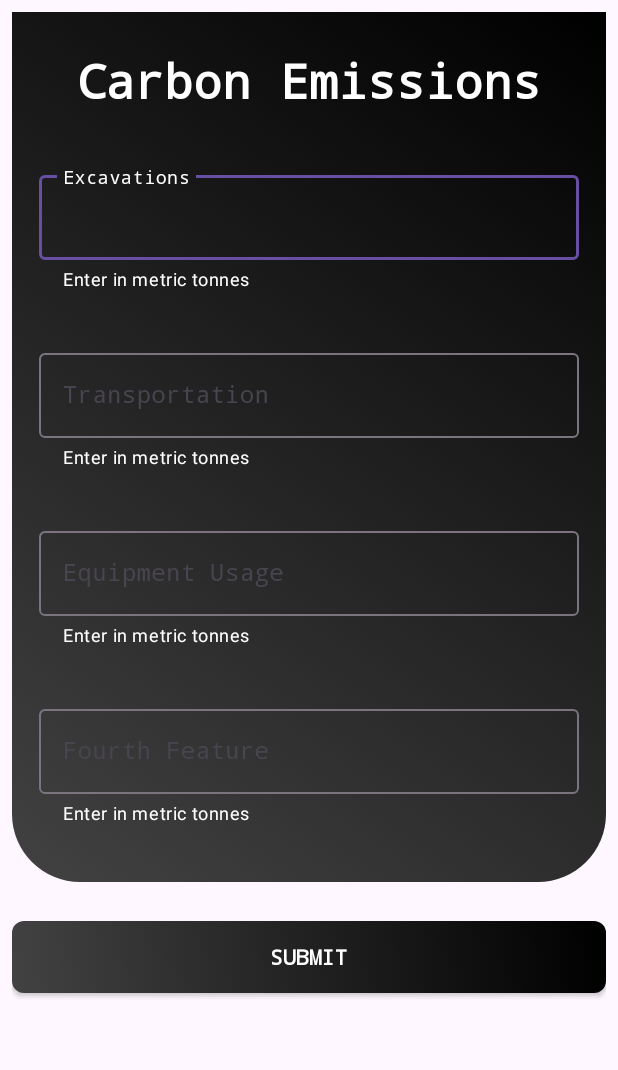
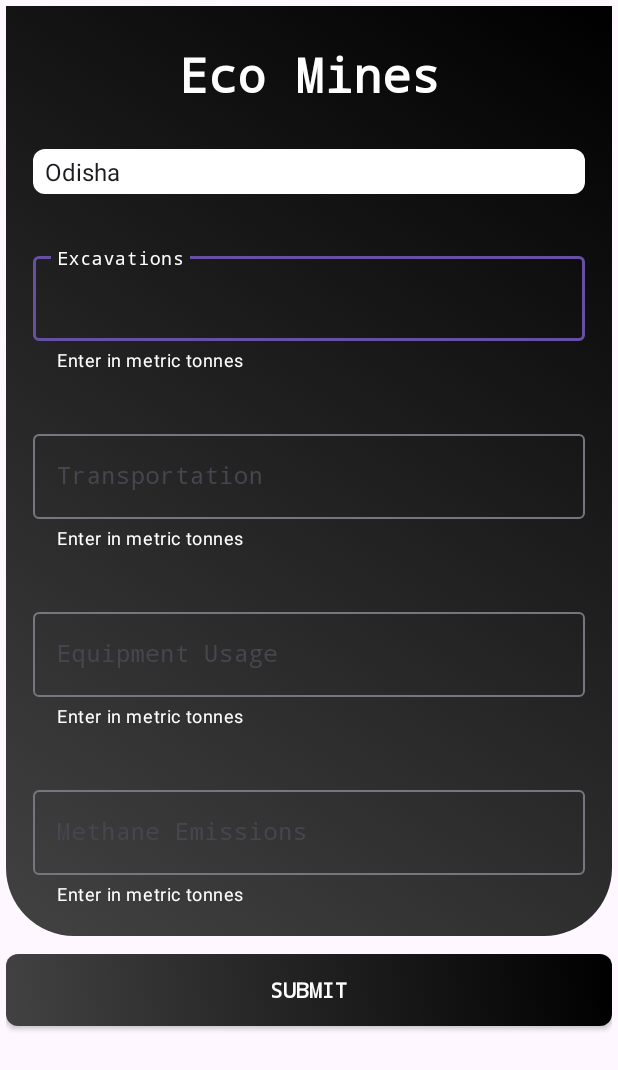
Before and after one commit to Amlan101/Byte-Flow-SIH, an Android app: the InputActivity screen opened directly, with no data from a screen before it, after a tap on "SUBMIT", on a phone screen of 412 x 824 dp. Shown: the top 1070 px of the screen. Run offline under Robolectric (Android 15) with nearby library versions, the phone set to English and light mode, and no system bars; our stand-ins replace Firebase (no records; nobody signed in at launch, a user with empty details on screens opened directly).

Commit message:
Updated the Input screen and the logic according to the new idea

```diff
--- a/app/build.gradle.kts
+++ b/app/build.gradle.kts
@@ -1,6 +1,8 @@
 plugins {
     alias(libs.plugins.android.application)
     alias(libs.plugins.jetbrains.kotlin.android)
+    // Add the Google services Gradle plugin
+    id("com.google.gms.google-services")
 }
 
 android {
@@ -42,7 +44,16 @@ dependencies {
     implementation(libs.material)
     implementation(libs.androidx.activity)
     implementation(libs.androidx.constraintlayout)
+    implementation(libs.firebase.database.ktx)
     testImplementation(libs.junit)
     androidTestImplementation(libs.androidx.junit)
     androidTestImplementation(libs.androidx.espresso.core)
+
+    // Import the Firebase BoM
+    implementation(platform("com.google.firebase:firebase-bom:33.2.0"))
+
+    // When using the BoM, don't specify versions in Firebase dependencies
+    implementation("com.google.firebase:firebase-analytics")
+
+
 }
--- a/app/src/main/java/com/example/byteflowsih/activities/InputActivity.kt
+++ b/app/src/main/java/com/example/byteflowsih/activities/InputActivity.kt
@@ -1,21 +1,81 @@
 package com.example.byteflowsih.activities
 
 import android.os.Bundle
+import android.widget.ArrayAdapter
 import android.widget.Button
+import android.widget.EditText
+import android.widget.Spinner
 import android.widget.Toast
-import androidx.activity.enableEdgeToEdge
 import androidx.appcompat.app.AppCompatActivity
-import androidx.core.view.ViewCompat
-import androidx.core.view.WindowInsetsCompat
 import com.example.byteflowsih.R
+import com.google.firebase.database.DatabaseReference
+import com.google.firebase.database.FirebaseDatabase
 
 class InputActivity : AppCompatActivity() {
+
+    private lateinit var database: DatabaseReference
+
     override fun onCreate(savedInstanceState: Bundle?) {
         super.onCreate(savedInstanceState)
         setContentView(R.layout.activity_input)
+
+        database = FirebaseDatabase.getInstance().reference
+
+        setupSpinner()
+
         val submitButton = findViewById<Button>(R.id.submitButton)
         submitButton.setOnClickListener {
-            Toast.makeText(this, "Submitted Data", Toast.LENGTH_SHORT).show()
+            submitData()
         }
     }
+
+    private fun submitData() {
+
+        // Collecting data from user
+        val excavationInput =
+            findViewById<EditText>(R.id.inputExcavation).text.toString().toDoubleOrNull()
+        val transportationInput =
+            findViewById<EditText>(R.id.inputTransportation).text.toString().toDoubleOrNull()
+        val equipmentInput =
+            findViewById<EditText>(R.id.inputEquipment).text.toString().toDoubleOrNull()
+        val methaneInput =
+            findViewById<EditText>(R.id.inputMethane).text.toString().toDoubleOrNull()
+        val selectedState = findViewById<Spinner>(R.id.spinner).selectedItem.toString()
+
+        // Validating inputs
+        if (excavationInput == null || transportationInput == null || equipmentInput == null || methaneInput == null) {
+            Toast.makeText(this, "Please enter valid values for all fields", Toast.LENGTH_SHORT)
+                .show()
+            return
+        }
+
+        // Calculate total carbon emissions
+        val totalCarbonEmissions = excavationInput + transportationInput + equipmentInput
+
+        // Data to be sent to Firebase
+        val data = mapOf(
+            "carbonEmissions" to totalCarbonEmissions,
+            "methaneEmissions" to methaneInput
+        )
+
+        // Update Firebase with the data for the selected state
+        database.child("states").child(selectedState).updateChildren(data)
+            .addOnCompleteListener { task ->
+                if (task.isSuccessful) {
+                    Toast.makeText(this, "Data submitted successfully!", Toast.LENGTH_SHORT).show()
+                } else {
+                    Toast.makeText(this, "Failed to submit data.", Toast.LENGTH_SHORT).show()
+                }
+            }
+    }
+
+    private fun setupSpinner() {
+        val spinner = findViewById<Spinner>(R.id.spinner)
+        val states = arrayOf(
+            "Odisha", "Jharkhand", "Chhattisgarh", "West Bengal", "Madhya Pradesh",
+            "Telangana", "Maharashtra", "Meghalaya", "Nagaland", "Arunachal Pradesh"
+        )
+        val adapter = ArrayAdapter(this, android.R.layout.simple_spinner_item, states)
+        spinner.adapter = adapter
+    }
 }
--- /dev/null
+++ b/app/src/main/res/drawable/spinner_background.xml
@@ -0,0 +1,11 @@
+<?xml version="1.0" encoding="utf-8"?>
+<selector xmlns:android="http://schemas.android.com/apk/res/android">
+    <item>
+        <shape android:shape="rectangle">
+            <corners android:radius="8dp"/>
+            <gradient android:startColor="@color/dark_grey"
+                android:endColor="@color/black"
+                android:angle="45"/>
+        </shape>
+    </item>
+</selector>
--- a/app/src/main/res/layout/activity_input.xml
+++ b/app/src/main/res/layout/activity_input.xml
@@ -5,13 +5,13 @@
     android:id="@+id/main"
     android:layout_width="match_parent"
     android:layout_height="match_parent"
-    android:padding="8dp"
+    android:padding="4dp"
     tools:context=".activities.InputActivity">
 
     <ImageView
         android:id="@+id/backgroundDrawable"
         android:layout_width="match_parent"
-        android:layout_height="580dp"
+        android:layout_height="620dp"
         android:src="@drawable/custom_background"
         app:layout_constraintEnd_toEndOf="parent"
         app:layout_constraintStart_toStartOf="parent"
@@ -23,7 +23,7 @@
         android:layout_marginHorizontal="18dp"
         android:layout_marginTop="24dp"
         android:fontFamily="monospace"
-        android:text="Carbon Emissions"
+        android:text="Eco Mines"
         android:textAlignment="center"
         android:textColor="@color/white"
         android:textSize="32sp"
@@ -31,6 +31,20 @@
         app:layout_constraintEnd_toEndOf="parent"
         app:layout_constraintStart_toStartOf="parent"
         app:layout_constraintTop_toTopOf="parent" />
+
+    <Spinner
+        android:id="@+id/spinner"
+        android:layout_width="match_parent"
+        android:layout_height="30dp"
+        android:backgroundTint="@color/white"
+        android:popupBackground="@color/white"
+        android:spinnerMode="dialog"
+        android:layout_marginHorizontal="18dp"
+        android:background="@drawable/spinner_background"
+        android:layout_marginTop="28dp"
+        app:layout_constraintTop_toBottomOf="@id/titleTxtView"
+        app:layout_constraintEnd_toEndOf="parent"
+        app:layout_constraintStart_toStartOf="parent" />
 
     <com.google.android.material.textfield.TextInputLayout
         android:id="@+id/textInputExcavation"
@@ -43,7 +57,7 @@
         app:helperTextEnabled="true"
         app:helperTextTextColor="@color/white"
         app:hintTextColor="@color/white"
-        app:layout_constraintTop_toBottomOf="@id/titleTxtView"
+        app:layout_constraintTop_toBottomOf="@id/spinner"
         app:layout_constraintStart_toStartOf="parent"
         app:layout_constraintEnd_toEndOf="parent"
         app:layout_constraintWidth_default="spread">
@@ -96,6 +110,7 @@
         app:helperText="Enter in metric tonnes"
         app:helperTextEnabled="true"
         app:helperTextTextColor="@color/white"
+        app:hintTextColor="@color/white"
         app:layout_constraintTop_toBottomOf="@id/textInputTransportation"
         app:layout_constraintStart_toStartOf="parent"
         app:layout_constraintEnd_toEndOf="parent"
@@ -113,22 +128,23 @@
     </com.google.android.material.textfield.TextInputLayout>
 
     <com.google.android.material.textfield.TextInputLayout
-        android:id="@+id/textInputFourth"
+        android:id="@+id/textInputMethane"
         android:layout_width="0dp"
         android:layout_height="wrap_content"
         android:layout_marginTop="36dp"
         android:layout_marginHorizontal="18dp"
-        android:hint="Fourth Feature"
+        android:hint="Methane Emissions"
         app:helperText="Enter in metric tonnes"
         app:helperTextEnabled="true"
         app:helperTextTextColor="@color/white"
+        app:hintTextColor="@color/white"
         app:layout_constraintTop_toBottomOf="@id/textInputEquipment"
         app:layout_constraintStart_toStartOf="parent"
         app:layout_constraintEnd_toEndOf="parent"
         app:layout_constraintWidth_default="spread">
 
         <com.google.android.material.textfield.TextInputEditText
-            android:id="@+id/inputFourth"
+            android:id="@+id/inputMethane"
             android:fontFamily="monospace"
             android:layout_width="match_parent"
             android:layout_height="wrap_content"
@@ -148,8 +164,9 @@
         android:fontFamily="monospace"
         android:textColor="@android:color/white"
         android:background="@drawable/button_background"
-        android:layout_marginTop="64dp"
-        app:layout_constraintTop_toBottomOf="@id/textInputFourth"
+        android:layout_marginTop="32dp"
+        android:layout_marginBottom="16dp"
+        app:layout_constraintTop_toBottomOf="@id/textInputMethane"
         app:layout_constraintStart_toStartOf="parent"
         app:layout_constraintEnd_toEndOf="parent"
         app:layout_constraintWidth_default="spread" />
```
